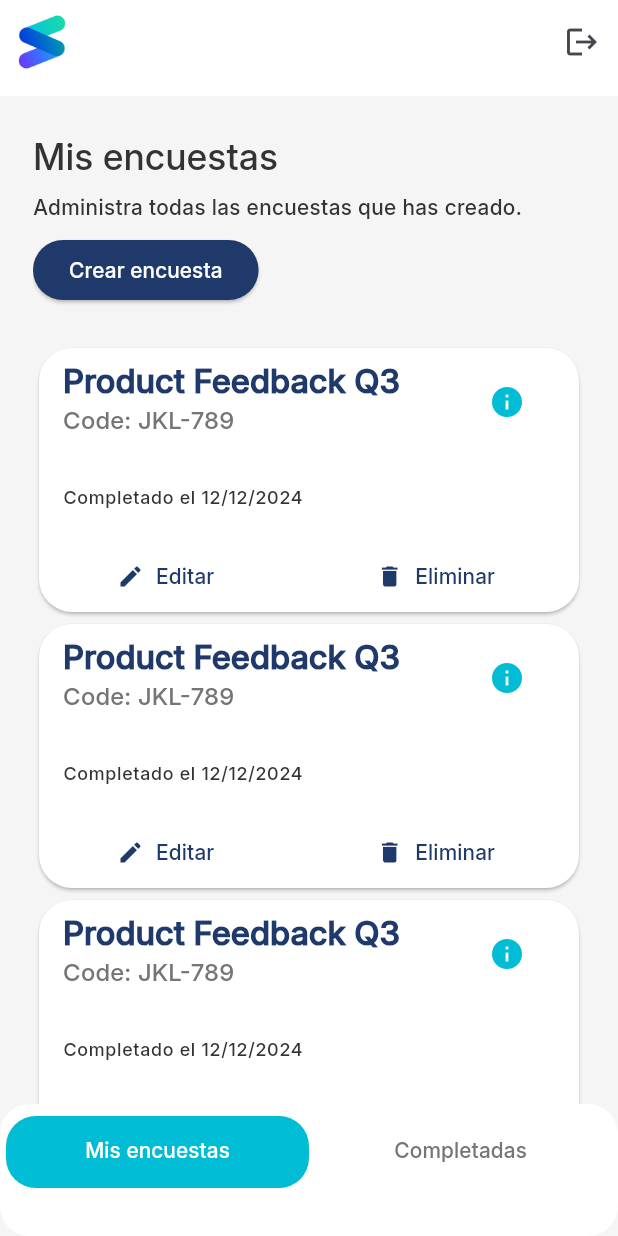
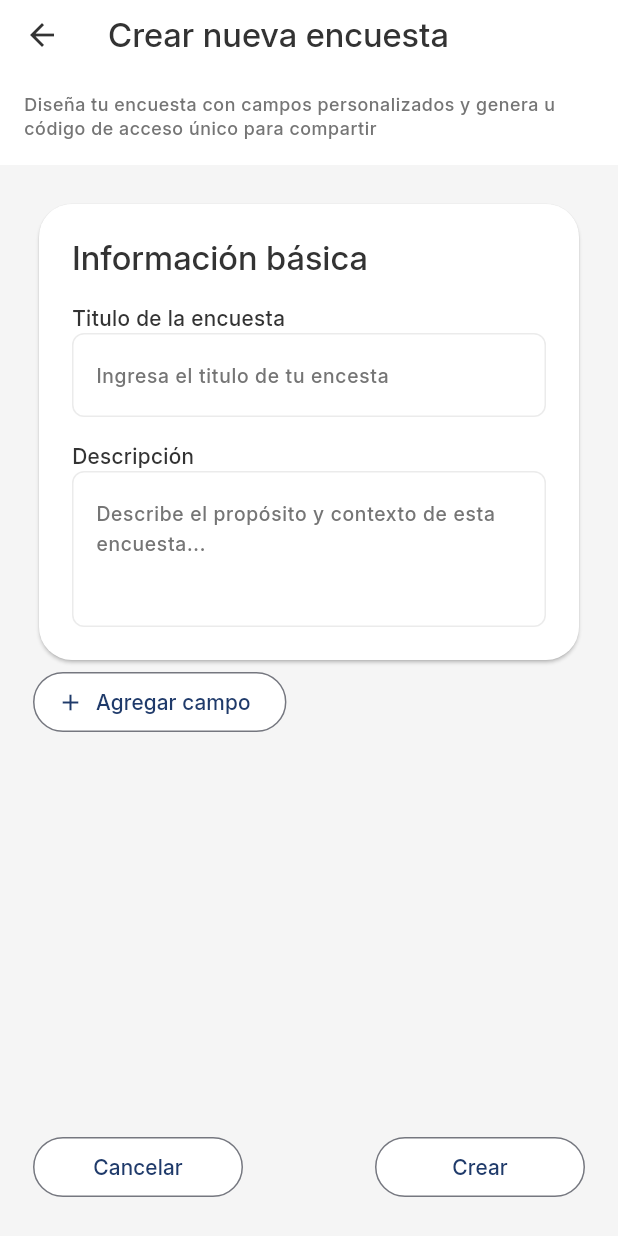
Before and after one commit to Wmarroquing/Encuestas-App, a Flutter app: the HomeBody screen opened directly, after a tap on "Crear encuesta", on a phone screen of 412 x 824 dp. Run offline on Flutter 3.47's test engine with Material 3 defaults, Android fonts, the phone set to English and light mode, and no system bars; our stand-ins replace bloc, equatable, firebase_auth, firebase_core, flutter_bloc; accounts and stored records are empty.

Commit message:
maquetacion del modulo para crear y editar encuestas

```diff
--- a/lib/common/routes/landing_routes.dart
+++ b/lib/common/routes/landing_routes.dart
@@ -1,5 +1,6 @@
 import 'package:devel_app/home/home_screen.dart';
 import 'package:devel_app/login/login_screen.dart';
+import 'package:devel_app/survey/survey_screen.dart';
 import 'package:firebase_auth/firebase_auth.dart';
 import 'package:flutter/material.dart';
 
@@ -20,6 +21,10 @@ class LandingRoutes {
         return MaterialPageRoute<HomeScreen>(
           builder: (_) => HomeScreen(authenticatedUser: args! as User),
         );
+      case surveyRoute:
+        return MaterialPageRoute<SurveyScreen>(
+          builder: (_) => const SurveyScreen(),
+        );
       default:
         return MaterialPageRoute<dynamic>(builder: (_) => Container());
     }
--- a/lib/home/widgets/home_body.dart
+++ b/lib/home/widgets/home_body.dart
@@ -1,5 +1,6 @@
 import 'package:devel_app/common/dialogs/custom_alert_dialog.dart';
 import 'package:devel_app/common/resources/app_constants.dart';
+import 'package:devel_app/common/routes/landing_routes.dart';
 import 'package:devel_app/common/theme/custom_colors.dart';
 import 'package:flutter/material.dart';
 
@@ -42,6 +43,7 @@ class _HomeBodyState extends State<HomeBody> with TickerProviderStateMixin {
           controller: _tabController,
           children: <Widget>[
             UserSurveyList(
+              fnOnCreateTap: _navigateToCreateSurvey,
               fnOnDetailTap: _navigateToDetailSurvey,
               fnOnEditTap: _navigateToEditSurvey,
               fnOnDeleteTap: _showDeleteSurveyDialog,
@@ -71,6 +73,10 @@ class _HomeBodyState extends State<HomeBody> with TickerProviderStateMixin {
 
   void _logout() {}
 
+  void _navigateToCreateSurvey() {
+    Navigator.pushNamed(context, LandingRoutes.surveyRoute);
+  }
+
   void _navigateToDetailSurvey() {}
 
   void _navigateToEditSurvey() {}
--- a/lib/home/widgets/user_survey_list.dart
+++ b/lib/home/widgets/user_survey_list.dart
@@ -1,12 +1,14 @@
 part of 'home_body.dart';
 
 class UserSurveyList extends StatelessWidget {
+  final void Function() fnOnCreateTap;
   final void Function() fnOnDetailTap;
   final void Function() fnOnEditTap;
   final void Function() fnOnDeleteTap;
 
   const UserSurveyList({
     super.key,
+    required this.fnOnCreateTap,
     required this.fnOnDetailTap,
     required this.fnOnEditTap,
     required this.fnOnDeleteTap,
@@ -21,7 +23,7 @@ class UserSurveyList extends StatelessWidget {
         const SizedBox(height: 16.0),
         Text('Mis encuestas', style: Theme.of(context).textTheme.headlineSmall),
         Text('Administra todas las encuestas que has creado.'),
-        ElevatedButton(onPressed: () {}, child: Text('Crear encuesta')),
+        ElevatedButton(onPressed: fnOnCreateTap, child: Text('Crear encuesta')),
         Expanded(
           child: ListView.builder(
             padding: EdgeInsets.symmetric(vertical: 16.0),
--- /dev/null
+++ b/lib/survey/model/survey_question_model.dart
@@ -0,0 +1,33 @@
+part of 'survey_model.dart';
+
+class SurveyQuestionModel {
+  final int id;
+  final String text;
+  final String type;
+  bool isRequired;
+  final List<String> options;
+
+  SurveyQuestionModel({
+    required this.id,
+    required this.text,
+    required this.type,
+    this.isRequired = false,
+    required this.options,
+  });
+
+  factory SurveyQuestionModel.fromJson(Map<String, dynamic> json) =>
+      SurveyQuestionModel(
+        id: json['id'],
+        text: json['text'],
+        type: json['type'],
+        isRequired: json['isRequired'],
+        options: List<String>.from(json['options'].map((option) => option)),
+      );
+
+  Map<String, dynamic> toJson() => <String, dynamic>{
+    'id': id,
+    'text': text,
+    'type': type,
+    'options': List<dynamic>.from(options.map((String option) => option)),
+  };
+}
--- /dev/null
+++ b/lib/survey/survey_screen.dart
@@ -0,0 +1,11 @@
+import 'package:devel_app/survey/widgets/survey_body.dart';
+import 'package:flutter/material.dart';
+
+class SurveyScreen extends StatelessWidget {
+  const SurveyScreen({super.key});
+
+  @override
+  Widget build(BuildContext context) {
+    return const SurveyBody();
+  }
+}
--- /dev/null
+++ b/lib/survey/widgets/app_bar.dart
@@ -0,0 +1,34 @@
+part of 'survey_body.dart';
+
+class SurveyAppBar extends StatelessWidget implements PreferredSizeWidget {
+  const SurveyAppBar({super.key});
+
+  @override
+  Widget build(BuildContext context) {
+    return AppBar(
+      title: Text('Crear nueva encuesta'),
+      bottom: PreferredSize(
+        preferredSize: Size.fromHeight(50.0),
+        child: Padding(
+          padding: const EdgeInsets.all(16.0),
+          child: Column(
+            spacing: 8.0,
+            mainAxisAlignment: MainAxisAlignment.start,
+            crossAxisAlignment: CrossAxisAlignment.start,
+            children: <Widget>[
+              Text(
+                'Diseña tu encuesta con campos personalizados y genera u código de acceso único para compartir',
+                style: Theme.of(context).textTheme.bodySmall?.copyWith(
+                  color: CustomColors.textSecondary,
+                ),
+              ),
+            ],
+          ),
+        ),
+      ),
+    );
+  }
+
+  @override
+  Size get preferredSize => const Size.fromHeight(110.0);
+}
--- /dev/null
+++ b/lib/survey/widgets/bottom_sheet.dart
@@ -0,0 +1,40 @@
+part of 'survey_body.dart';
+
+class CustomBottomSheet extends StatelessWidget {
+  final void Function() fnOnCancelPressed;
+  final void Function() fnOnCreatePressed;
+
+  const CustomBottomSheet({
+    super.key,
+    required this.fnOnCancelPressed,
+    required this.fnOnCreatePressed,
+  });
+
+  @override
+  Widget build(BuildContext context) {
+    return SafeArea(
+      child: Padding(
+        padding: const EdgeInsets.all(22.0),
+        child: Row(
+          mainAxisAlignment: MainAxisAlignment.spaceBetween,
+          children: <Widget>[
+            SizedBox(
+              width: 140.0,
+              child: OutlinedButton(
+                onPressed: fnOnCancelPressed,
+                child: Text('Cancelar'),
+              ),
+            ),
+            SizedBox(
+              width: 140.0,
+              child: OutlinedButton(
+                onPressed: fnOnCreatePressed,
+                child: Text('Crear'),
+              ),
+            ),
+          ],
+        ),
+      ),
+    );
+  }
+}
--- /dev/null
+++ b/lib/survey/widgets/survey_body.dart
@@ -0,0 +1,131 @@
+import 'package:devel_app/common/dialogs/custom_alert_dialog.dart';
+import 'package:devel_app/common/resources/app_constants.dart';
+import 'package:devel_app/common/theme/custom_colors.dart';
+import 'package:devel_app/common/validations/empty_field_validator.dart';
+import 'package:devel_app/survey/model/survey_model.dart';
+import 'package:flutter/material.dart';
+
+part 'app_bar.dart';
+part 'bottom_sheet.dart';
+part 'survey_title_form.dart';
+part 'survey_fields_list.dart';
+part 'survey_field_form.dart';
+
+class SurveyBody extends StatefulWidget {
+  const SurveyBody({super.key});
+
+  @override
+  State<SurveyBody> createState() => _SurveyBodyState();
+}
+
+class _SurveyBodyState extends State<SurveyBody> {
+  final GlobalKey<FormState> _surveyFormKey = GlobalKey<FormState>();
+  final TextEditingController _titleController = TextEditingController();
+  final TextEditingController _descriptionController = TextEditingController();
+  final List<SurveyQuestionModel> _questionsFields = <SurveyQuestionModel>[];
+
+  @override
+  Widget build(BuildContext context) {
+    return Scaffold(
+      appBar: SurveyAppBar(),
+      body: SingleChildScrollView(
+        padding: EdgeInsets.all(AppConstants.appPadding),
+        child: Column(
+          crossAxisAlignment: CrossAxisAlignment.start,
+          children: <Widget>[
+            SurveyTitleForm(
+              surveyFormKey: _surveyFormKey,
+              titleController: _titleController,
+              descriptionController: _descriptionController,
+            ),
+            OutlinedButton.icon(
+              onPressed: _showSurveyFieldModal,
+              label: Text('Agregar campo'),
+              icon: Icon(Icons.add),
+            ),
+            SurveyFieldsList(
+              questionsFields: _questionsFields,
+              fnOnEditPressed: _showSurveyFieldModal,
+              fnOnDeletePressed: _removeSurveyField,
+            ),
+          ],
+        ),
+      ),
+      bottomNavigationBar: CustomBottomSheet(
+        fnOnCancelPressed: _showConfirmCancelSurvey,
+        fnOnCreatePressed: _generateNewSurveyForm,
+      ),
+    );
+  }
+
+  void _showSurveyFieldModal([SurveyQuestionModel? questionField]) {
+    showModalBottomSheet(
+      context: context,
+      useSafeArea: true,
+      showDragHandle: true,
+      isScrollControlled: true,
+      builder: (BuildContext context) {
+        return SurveyFieldForm(
+          questionField: questionField,
+          fnOnAddPressed: _createNewSurveyField,
+          fnOnEditPressed: _editSurveyField,
+        );
+      },
+    );
+  }
+
+  void _createNewSurveyField(SurveyQuestionModel newField) {
+    setState(() {
+      _questionsFields.add(newField);
+    });
+  }
+
+  void _editSurveyField(SurveyQuestionModel edittedField) {
+    final int index = _questionsFields.indexWhere(
+      (SurveyQuestionModel field) => field.id == edittedField.id,
+    );
+    if (index != -1) {
+      setState(() {
+        _questionsFields[index] = edittedField;
+      });
+    }
+  }
+
+  void _removeSurveyField(SurveyQuestionModel questionField) {
+    setState(() {
+      _questionsFields.remove(questionField);
+    });
+  }
+
+  void _generateNewSurveyForm() {
+    if (_surveyFormKey.currentState!.validate()) {
+      if (_questionsFields.isEmpty) {
+        _showNeedQuestionFieldsMessage();
+        return;
+      }
+    }
+  }
+
+  void _showConfirmCancelSurvey() {
+    showDialog(
+      context: context,
+      builder: (BuildContext context) {
+        return CustomAlertDialog(
+          title: 'Descartar encuesta',
+          description:
+              'Deseas descartar esta encuesta? todos los datos se perderán',
+          isConfirmDialog: true,
+          fnOnConfirmPressed: () => Navigator.pop(context),
+        );
+      },
+    );
+  }
+
+  void _showNeedQuestionFieldsMessage() {
+    ScaffoldMessenger.of(context).showSnackBar(
+      SnackBar(
+        content: Text('Agrega campos a esta encuesta para poder continuar'),
+      ),
+    );
+  }
+}
--- /dev/null
+++ b/lib/survey/widgets/survey_title_form.dart
@@ -0,0 +1,62 @@
+part of 'survey_body.dart';
+
+class SurveyTitleForm extends StatelessWidget {
+  final GlobalKey<FormState> surveyFormKey;
+  final TextEditingController titleController;
+  final TextEditingController descriptionController;
+
+  const SurveyTitleForm({
+    super.key,
+    required this.surveyFormKey,
+    required this.titleController,
+    required this.descriptionController,
+  });
+
+  @override
+  Widget build(BuildContext context) {
+    return Card(
+      child: Padding(
+        padding: const EdgeInsets.all(AppConstants.appPadding),
+        child: Form(
+          key: surveyFormKey,
+          child: Column(
+            crossAxisAlignment: CrossAxisAlignment.start,
+            children: <Widget>[
+              Text(
+                'Información básica',
+                style: Theme.of(context).textTheme.titleLarge,
+              ),
+              const SizedBox(height: 16.0),
+              Text('Titulo de la encuesta'),
+              TextFormField(
+                textCapitalization: TextCapitalization.sentences,
+                controller: titleController,
+                textInputAction: TextInputAction.next,
+                keyboardType: TextInputType.text,
+                decoration: InputDecoration(
+                  hintText: 'Ingresa el titulo de tu encesta',
+                ),
+                validator: emptyFieldValidator,
+              ),
+              const SizedBox(height: 16.0),
+              Text('Descripción'),
+              TextFormField(
+                minLines: 3,
+                maxLines: 5,
+                controller: descriptionController,
+                textCapitalization: TextCapitalization.sentences,
+                keyboardType: TextInputType.text,
+                textInputAction: TextInputAction.done,
+                decoration: InputDecoration(
+                  hintText:
+                      'Describe el propósito y contexto de esta encuesta...',
+                ),
+                validator: emptyFieldValidator,
+              ),
+            ],
+          ),
+        ),
+      ),
+    );
+  }
+}
```
Also changed, not shown: lib/common/dialogs/custom_alert_dialog.dart (+9 -3 lines), lib/survey/model/survey_model.dart (added, +37 -0 lines), lib/survey/widgets/survey_field_form.dart (added, +179 -0 lines), lib/survey/widgets/survey_fields_list.dart (added, +65 -0 lines).
